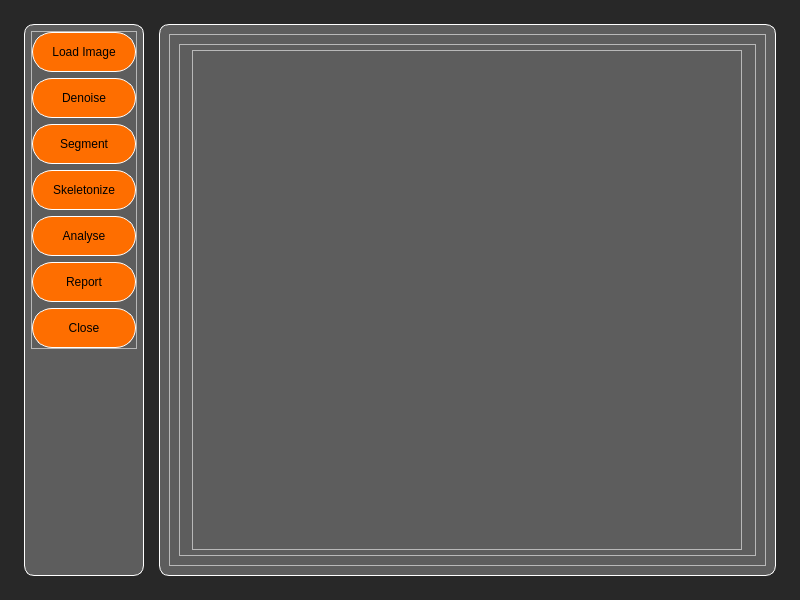
Old version of the form Windows/MainWindow_UI.ui in the repository sametkaya/VesselAnaliysisProgram.
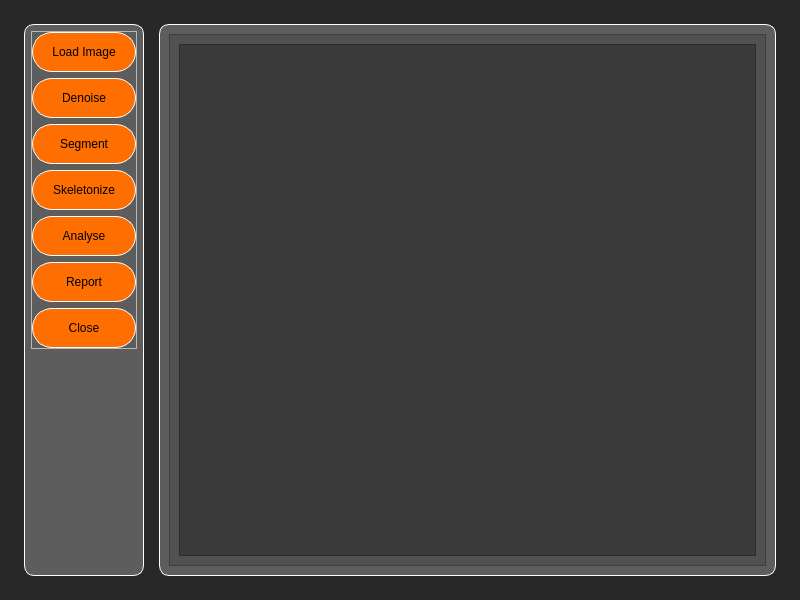
New version of the form. The open tabs and pages were chosen to show the change.

What changed in the file:
```diff
--- a/Windows/MainWindow_UI.ui
+++ b/Windows/MainWindow_UI.ui
@@ -237,6 +237,15 @@
             <layout class="QVBoxLayout" name="lyt_right_scene">
              <item>
               <widget class="QFrame" name="frm_right_scene_content">
+               <property name="sizePolicy">
+                <sizepolicy hsizetype="Expanding" vsizetype="Expanding">
+                 <horstretch>0</horstretch>
+                 <verstretch>0</verstretch>
+                </sizepolicy>
+               </property>
+               <property name="styleSheet">
+                <string notr="true">background-color:#525052;</string>
+               </property>
                <property name="frameShape">
                 <enum>QFrame::StyledPanel</enum>
                </property>
@@ -246,6 +255,12 @@
                <layout class="QVBoxLayout" name="lyt_right_scene_content">
                 <item>
                  <widget class="QStackedWidget" name="wgts_sceneContent">
+                  <property name="sizePolicy">
+                   <sizepolicy hsizetype="Expanding" vsizetype="Expanding">
+                    <horstretch>0</horstretch>
+                    <verstretch>0</verstretch>
+                   </sizepolicy>
+                  </property>
                   <widget class="QWidget" name="page_report">
                    <layout class="QVBoxLayout" name="verticalLayout_4">
                     <item>
@@ -258,6 +273,12 @@
                    </layout>
                   </widget>
                   <widget class="QWidget" name="page_image_processing">
+                   <property name="sizePolicy">
+                    <sizepolicy hsizetype="Expanding" vsizetype="Expanding">
+                     <horstretch>0</horstretch>
+                     <verstretch>0</verstretch>
+                    </sizepolicy>
+                   </property>
                    <layout class="QVBoxLayout" name="lyt_image_processing">
                     <property name="leftMargin">
                      <number>0</number>
@@ -273,6 +294,9 @@
                     </property>
                     <item>
                      <widget class="QFrame" name="frm_image_processing_content">
+                      <property name="styleSheet">
+                       <string notr="true">background-color:#3A3A3A;</string>
+                      </property>
                       <property name="frameShape">
                        <enum>QFrame::StyledPanel</enum>
                       </property>
@@ -292,36 +316,6 @@
                        <property name="bottomMargin">
                         <number>0</number>
                        </property>
-                       <item alignment="Qt::AlignHCenter|Qt::AlignVCenter">
-                        <widget class="QFrame" name="frm_image">
-                         <property name="minimumSize">
-                          <size>
-                           <width>550</width>
-                           <height>500</height>
-                          </size>
-                         </property>
-                         <property name="frameShape">
-                          <enum>QFrame::StyledPanel</enum>
-                         </property>
-                         <property name="frameShadow">
-                          <enum>QFrame::Raised</enum>
-                         </property>
-                         <layout class="QVBoxLayout" name="lyt_image">
-                          <property name="leftMargin">
-                           <number>0</number>
-                          </property>
-                          <property name="topMargin">
-                           <number>0</number>
-                          </property>
-                          <property name="rightMargin">
-                           <number>0</number>
-                          </property>
-                          <property name="bottomMargin">
-                           <number>0</number>
-                          </property>
-                         </layout>
-                        </widget>
-                       </item>
                       </layout>
                      </widget>
                     </item>
```
